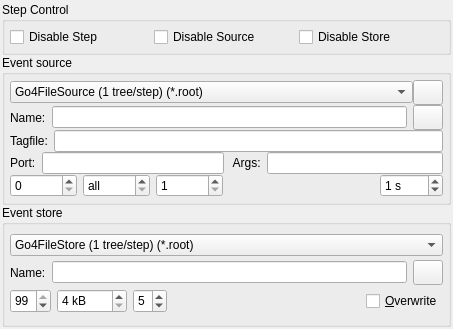
Old version of the form qt4/Go4GUI/TGo4ConfigStep.ui in the repository gsi-ee/go4.
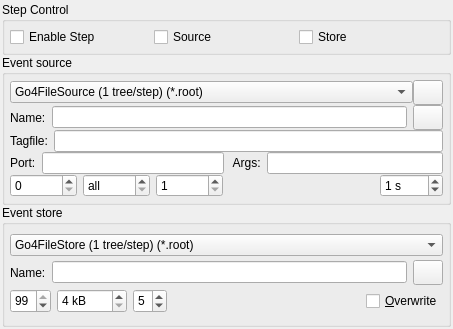
New version of the form. Icons and pictures are not drawn.

Commit message: Replace "disable" by "enable" logic in analysis steps configurations

What changed in the file:
```diff
--- a/qt4/Go4GUI/TGo4ConfigStep.ui
+++ b/qt4/Go4GUI/TGo4ConfigStep.ui
@@ -53,7 +53,7 @@
             <item>
               <widget class="QCheckBox" name="Step_Disable_b" >
                 <property name="text" >
-                  <string>Disable Step</string>
+                  <string>Enable Step</string>
                 </property>
                 <property name="toolTip" stdset="0" >
                   <string>Disable this step.</string>
@@ -63,7 +63,7 @@
             <item>
               <widget class="QCheckBox" name="Disable_in_2" >
                 <property name="text" >
-                  <string>Disable Source</string>
+                  <string>Source</string>
                 </property>
                 <property name="toolTip" stdset="0" >
                   <string>Disable event source. Step will then process output events of previous steps.</string>
@@ -73,7 +73,7 @@
             <item>
               <widget class="QCheckBox" name="DisableStoreBox" >
                 <property name="text" >
-                  <string>Disable Store</string>
+                  <string>Store</string>
                 </property>
                 <property name="toolTip" stdset="0" >
                   <string>Disable storing output events of this step.</string>
```
Left out of the diff: 36 changed lines with no effect on the pictures. The commit also changes 4 other files.
